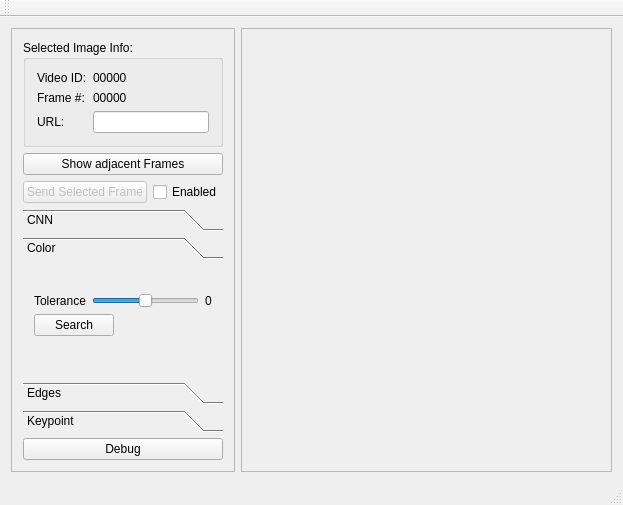
First picture: the form in VideoRetrievalBrowser/mainwindow.ui, repository theuerse/vr18, before the edit.
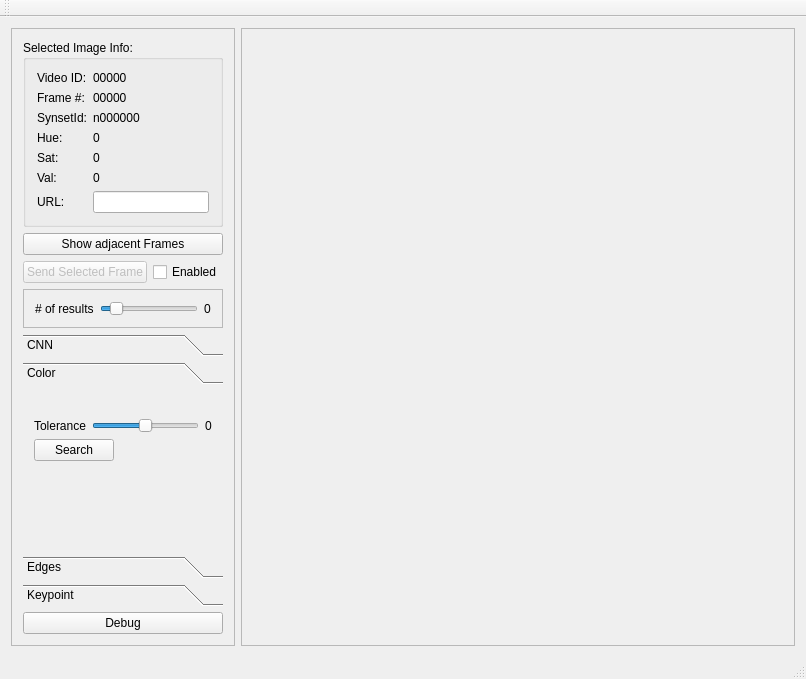
Second picture: the form after the edit. The open tabs and pages were chosen to show the change.

Commit message: Added slider for number of results & cnnSearch functionality

```diff
--- a/VideoRetrievalBrowser/mainwindow.ui
+++ b/VideoRetrievalBrowser/mainwindow.ui
@@ -6,8 +6,8 @@
    <rect>
     <x>0</x>
     <y>0</y>
-    <width>623</width>
-    <height>505</height>
+    <width>806</width>
+    <height>679</height>
    </rect>
   </property>
   <property name="windowTitle">
@@ -64,16 +64,72 @@
             </property>
            </widget>
           </item>
-          <item row="2" column="1">
+          <item row="6" column="1">
            <widget class="QLineEdit" name="urlLineEdit"/>
           </item>
-          <item row="2" column="0">
+          <item row="6" column="0">
            <widget class="QLabel" name="label_4">
             <property name="text">
              <string>URL:</string>
             </property>
            </widget>
           </item>
+          <item row="2" column="0">
+           <widget class="QLabel" name="label_7">
+            <property name="text">
+             <string>SynsetId:</string>
+            </property>
+           </widget>
+          </item>
+          <item row="2" column="1">
+           <widget class="QLabel" name="synsetLabel">
+            <property name="text">
+             <string>n000000</string>
+            </property>
+           </widget>
+          </item>
+          <item row="3" column="0">
+           <widget class="QLabel" name="label_9">
+            <property name="text">
+             <string>Hue:</string>
+            </property>
+           </widget>
+          </item>
+          <item row="3" column="1">
+           <widget class="QLabel" name="hueLabel">
+            <property name="text">
+             <string>0</string>
+            </property>
+           </widget>
+          </item>
+          <item row="4" column="0">
+           <widget class="QLabel" name="label_11">
+            <property name="text">
+             <string>Sat:</string>
+            </property>
+           </widget>
+          </item>
+          <item row="4" column="1">
+           <widget class="QLabel" name="satLabel">
+            <property name="text">
+             <string>0</string>
+            </property>
+           </widget>
+          </item>
+          <item row="5" column="0">
+           <widget class="QLabel" name="label_13">
+            <property name="text">
+             <string>Val:</string>
+            </property>
+           </widget>
+          </item>
+          <item row="5" column="1">
+           <widget class="QLabel" name="valLabel">
+            <property name="text">
+             <string>0</string>
+            </property>
+           </widget>
+          </item>
          </layout>
         </widget>
        </item>
@@ -147,6 +203,45 @@
          </layout>
         </widget>
        </item>
+       <item>
+        <widget class="QFrame" name="frame_8">
+         <property name="frameShape">
+          <enum>QFrame::StyledPanel</enum>
+         </property>
+         <property name="frameShadow">
+          <enum>QFrame::Raised</enum>
+         </property>
+         <layout class="QHBoxLayout" name="horizontalLayout_9">
+          <item>
+           <widget class="QLabel" name="label_5">
+            <property name="text">
+             <string># of results</string>
+            </property>
+           </widget>
+          </item>
+          <item>
+           <widget class="QSlider" name="numberOfResultsSlider">
+            <property name="maximum">
+             <number>1337</number>
+            </property>
+            <property name="value">
+             <number>150</number>
+            </property>
+            <property name="orientation">
+             <enum>Qt::Horizontal</enum>
+            </property>
+           </widget>
+          </item>
+          <item>
+           <widget class="QLabel" name="label_6">
+            <property name="text">
+             <string>0</string>
+            </property>
+           </widget>
+          </item>
+         </layout>
+        </widget>
+       </item>
        <item>
         <widget class="QToolBox" name="toolBox">
          <property name="currentIndex">
@@ -272,8 +367,8 @@
            <rect>
             <x>0</x>
             <y>0</y>
-            <width>230</width>
-            <height>97</height>
+            <width>244</width>
+            <height>107</height>
            </rect>
           </property>
           <attribute name="label">
@@ -611,8 +706,8 @@
            <rect>
             <x>0</x>
             <y>0</y>
-            <width>333</width>
-            <height>424</height>
+            <width>516</width>
+            <height>598</height>
            </rect>
           </property>
          </widget>
```
Left out of the diff: 34 changed lines with no effect on the pictures. The commit also changes 5 other files.
